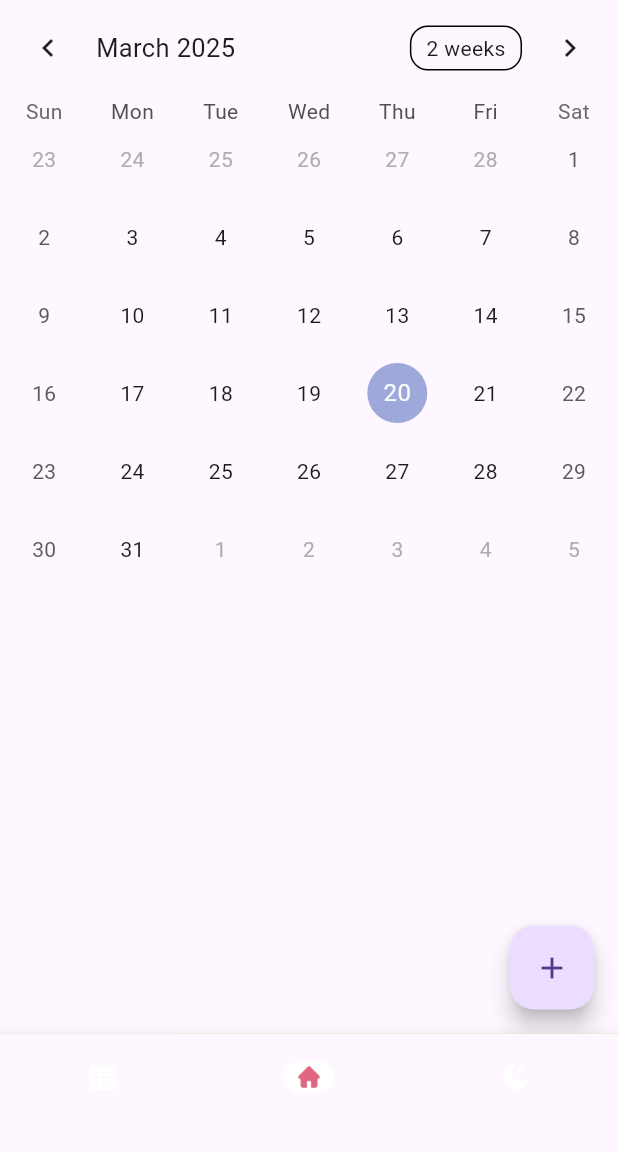
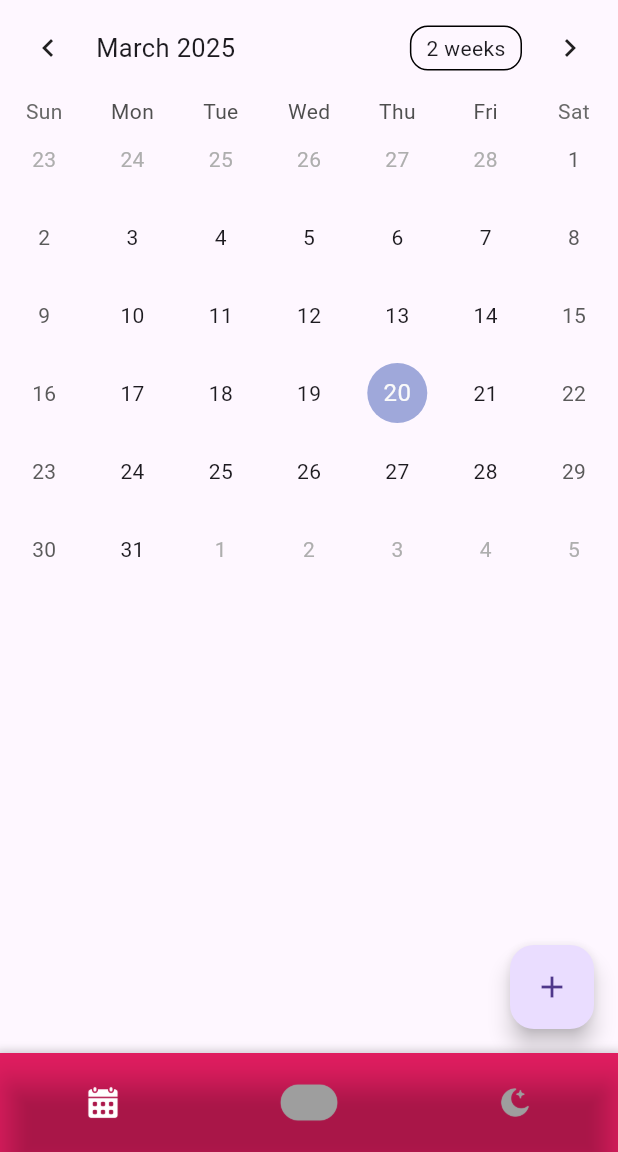
Before and after one commit to projectth2010/nexky_app, a Flutter app: the screen it shows after launch, on a phone screen of 412 x 824 dp, the part 84-1236 px from its top. Run offline on Flutter 3.47's test engine with Material 3 defaults, Android fonts, the phone set to English and light mode, and no system bars; drawn by our look-alikes of table_calendar.

Commit message:
Update bottom_navigation_bar_component.dart

```diff
--- a/lib/bottom_navigation_bar_component.dart
+++ b/lib/bottom_navigation_bar_component.dart
@@ -1,6 +1,5 @@
 // lib/bottom_navigation_bar_component.dart
 import 'package:flutter/material.dart';
-import 'calendar_page.dart';
 
 class BottomNavigationBarComponent extends StatefulWidget {
   final Function(int) onTabTapped;
@@ -23,35 +22,63 @@
 
   @override
   Widget build(BuildContext context) {
-    return BottomNavigationBar(
+    return Container(
+      decoration: BoxDecoration(
+        color: Colors.pink, // พื้นหลังของ BottomNavigationBar
+        boxShadow: [
+          BoxShadow(
+            color: Colors.black12,
+            blurRadius: 4, // เพิ่มเงาเล็กน้อย
+            spreadRadius: 2,
+          ),
+        ],
+      ),
+      child: BottomNavigationBar(
+        backgroundColor: Colors.transparent, // ทำให้พื้นหลังโปร่งใส เพื่อให้เห็นสีจาก Container ด้านนอก
         currentIndex: _currentIndex,
         onTap: _onItemTapped,
+        type: BottomNavigationBarType.fixed, // แก้ไขปัญหาแสดงไอคอนไม่ครบถ้ามีมากกว่า 3 ไอคอน
+        selectedFontSize: 0, // ซ่อนข้อความใต้ไอคอน
+        unselectedFontSize: 0, // ซ่อนข้อความใต้ไอคอน
         items: <BottomNavigationBarItem>[
           BottomNavigationBarItem(
-          icon: Image.asset(
+            icon: Padding(
+              padding: const EdgeInsets.all(8.0), // เพิ่มพื้นที่รอบไอคอน
+              child: Image.asset(
                 'assets/ic_calendar.png',
-                  width: 44, // Adjust size as needed
-                  height: 44,
+                width: 50, // ปรับขนาดไอคอนให้ใหญ่ขึ้น
+                height: 50,
+                color: _currentIndex == 0 ? Colors.white : Colors.grey, // เปลี่ยนสีเมื่อเลือก
+              ),
+            ),
+            label: '', // ไม่มีข้อความใต้ไอคอน
+          ),
+          BottomNavigationBarItem(
+            icon: Padding(
+              padding: const EdgeInsets.all(8.0),
+              child: Image.asset(
+                'assets/ic_home.png',
+                width: 50,
+                height: 50,
+                color: _currentIndex == 1 ? Colors.white : Colors.grey,
+              ),
             ),
             label: '',
           ),
           BottomNavigationBarItem(
-          icon: Image.asset(
-                  'assets/ic_home.png',
-                  width: 44, // Adjust size as needed
-                  height: 44,
+            icon: Padding(
+              padding: const EdgeInsets.all(8.0),
+              child: Image.asset(
+                'assets/ic_moon_star.png',
+                width: 50,
+                height: 50,
+                color: _currentIndex == 2 ? Colors.white : Colors.grey,
               ),
-          label: '',
-        ),
-         BottomNavigationBarItem(
-          icon: Image.asset(
-                  'assets/ic_moon_star.png',
-                  width: 44, // Adjust size as needed
-                  height: 44,
             ),
             label: '',
           ),
         ],
+      ),
     );
   }
 }
```
Lines whose indentation alone changed are shown as unchanged.
